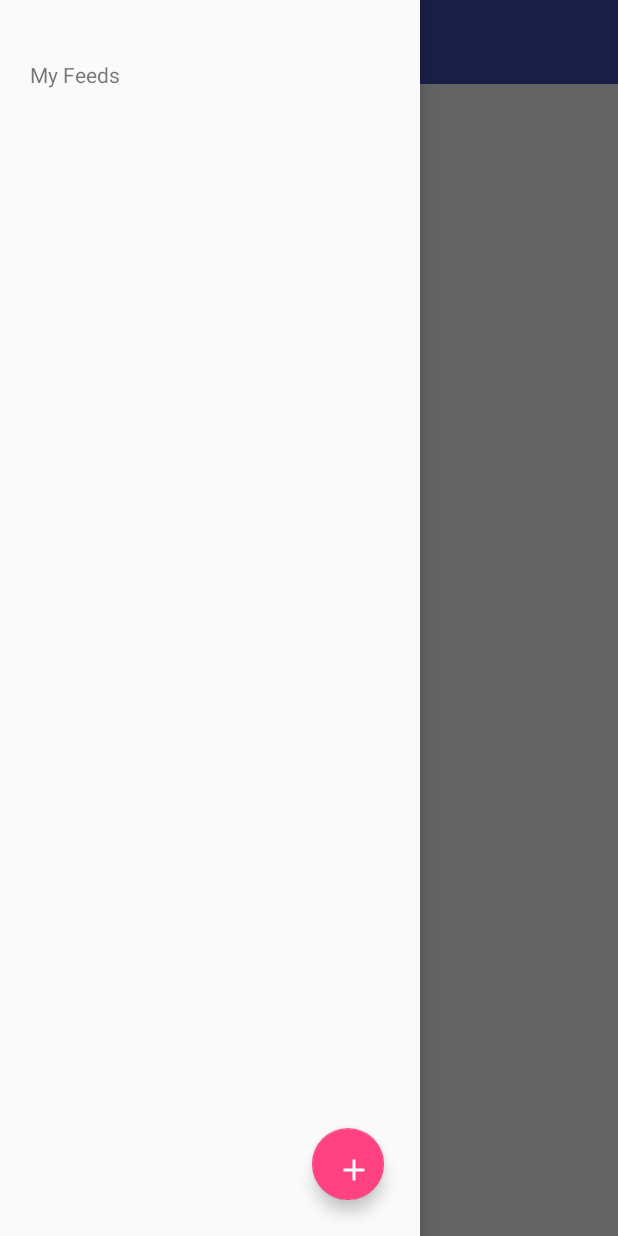
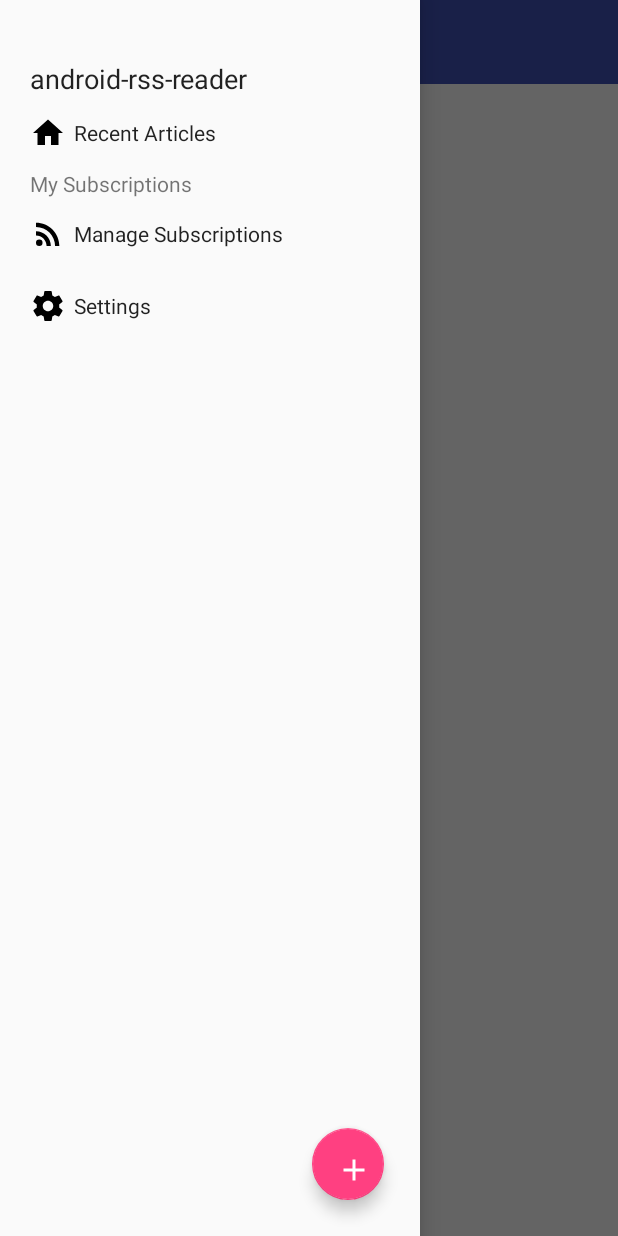
Before and after one commit to haakonleg/android-rss-reader, an Android app: the screen it shows after launch (HomeActivity), with the side drawer open, on a phone screen of 412 x 824 dp. Run offline under Robolectric (Android 15) with nearby library versions, the phone set to English and light mode, and no system bars; our stand-ins replace Room's generated code.

Commit message:
Added preferences where user can select max number of articles to display/store per feed.

```diff
--- a/app/build.gradle
+++ b/app/build.gradle
@@ -35,6 +35,7 @@ dependencies {
     implementation 'com.android.support:recyclerview-v7:27.1.0'
     implementation 'com.android.support:cardview-v7:27.1.0'
     implementation 'com.android.support:animated-vector-drawable:27.1.0'
+    implementation 'com.android.support:preference-v7:27.1.0'
     // Room (use 1.1.0-alpha3 for latest alpha)
     implementation "android.arch.persistence.room:runtime:1.0.0"
     annotationProcessor "android.arch.persistence.room:compiler:1.0.0"
--- /dev/null
+++ b/app/src/main/java/hakkon/android_rss_reader/NavRecyclerAdapter.java
@@ -0,0 +1,172 @@
+package hakkon.android_rss_reader;
+
+import android.app.Activity;
+import android.support.annotation.NonNull;
+import android.support.v7.widget.RecyclerView;
+import android.util.Log;
+import android.view.LayoutInflater;
+import android.view.View;
+import android.view.ViewGroup;
+import android.widget.Button;
+import android.widget.ImageView;
+import android.widget.TextView;
+
+import java.util.ArrayList;
+import java.util.List;
+
+import hakkon.android_rss_reader.feed.Feed;
+import hakkon.android_rss_reader.tasks.GetBitmap;
+
+public class NavRecyclerAdapter extends RecyclerView.Adapter<RecyclerView.ViewHolder> {
+    private static final int TYPE_HEADER = 1;
+    private static final int TYPE_FEED = 2;
+    private static final int TYPE_FOOTER = 3;
+
+    Activity activity;
+    private List<Feed> items;
+    private OnItemClicked listener;
+
+    public NavRecyclerAdapter(Activity activity, OnItemClicked listener) {
+        super();
+        this.activity = activity;
+        this.items = new ArrayList<>();
+        this.listener = listener;
+    }
+
+    public void addFeed(Feed item) {
+        this.items.add(item);
+        this.notifyItemInserted(getItemCount() - 1);
+    }
+
+    public Feed getFeed(int position) {
+        return this.items.get(position);
+    }
+
+    @NonNull
+    @Override
+    public RecyclerView.ViewHolder onCreateViewHolder(@NonNull ViewGroup parent, int viewType) {
+        LayoutInflater inflater = LayoutInflater.from(this.activity);
+
+        switch (viewType) {
+            case TYPE_HEADER:
+                View headerView = inflater.inflate(R.layout.nav_header_view, parent, false);
+                return new ViewHolderHeader(headerView);
+            case TYPE_FOOTER:
+                View footerView = inflater.inflate(R.layout.nav_footer_view, parent, false);
+                return new ViewHolderFooter(footerView);
+            case TYPE_FEED:
+                View feedView = inflater.inflate(R.layout.nav_item_view, parent, false);
+                return new ViewHolderFeed(feedView);
+            default:
+                Log.e("NavRecyclerAdapter", "Got invalid viewType " + Integer.toString(viewType));
+                return new ViewHolderFeed(null);
+        }
+    }
+
+    @Override
+    public void onBindViewHolder(@NonNull RecyclerView.ViewHolder holder, int position) {
+        int viewType = holder.getItemViewType();
+
+        switch (viewType) {
+            case TYPE_HEADER:
+                bindHeader((ViewHolderHeader) holder);
+                break;
+            case TYPE_FEED:
+                bindFeed((ViewHolderFeed) holder, position - 1);
+                break;
+            case TYPE_FOOTER:
+                bindFooter((ViewHolderFooter) holder);
+                break;
+        }
+    }
+
+    private void bindHeader(ViewHolderHeader holder) {
+        holder.homeBtn.setOnClickListener((v) -> {
+            this.listener.onClickButton(holder.homeBtn.getId());
+        });
+    }
+
+    private void bindFooter(ViewHolderFooter holder) {
+        holder.manageBtn.setOnClickListener((v) -> {
+            this.listener.onClickButton(holder.manageBtn.getId());
+        });
+        holder.settingsBtn.setOnClickListener((v) -> {
+            this.listener.onClickButton(holder.settingsBtn.getId());
+        });
+    }
+
+    private void bindFeed(ViewHolderFeed holder, int position) {
+        Feed item = this.items.get(position);
+
+        String imageUrl = item.getImage();
+        if (!imageUrl.isEmpty()) {
+            GetBitmap bitmapTask = new GetBitmap(this.activity, imageUrl, (error, bitmap) -> {
+                if (bitmap != null)
+                    holder.feedImg.setImageBitmap(bitmap);
+                else
+                    holder.feedImg.setImageDrawable(this.activity.getDrawable(R.drawable.ic_rss_feed_24dp));
+            });
+            ThreadPool.getInstance().execute(bitmapTask);
+        }
+
+        holder.titleTxt.setText(item.getTitle());
+        holder.view.setOnClickListener((v) -> this.listener.onClickFeed(position));
+    }
+
+    @Override
+    public int getItemViewType(int position) {
+        if (position == 0)
+            return TYPE_HEADER;
+        else if (position == getItemCount() - 1)
+            return TYPE_FOOTER;
+        else
+            return TYPE_FEED;
+    }
+
+    @Override
+    public int getItemCount() {
+        return items.size() + 2;
+    }
+
+    class ViewHolderHeader extends RecyclerView.ViewHolder {
+        View view;
+        Button homeBtn;
+
+        ViewHolderHeader(View view) {
+            super(view);
+            this.view = view;
+            homeBtn = view.findViewById(R.id.nav_home_btn);
+        }
+    }
+
+    class ViewHolderFooter extends RecyclerView.ViewHolder {
+        View view;
+        Button manageBtn;
+        Button settingsBtn;
+
+        ViewHolderFooter(View view) {
+            super(view);
+            this.view = view;
+            manageBtn = view.findViewById(R.id.nav_manage_btn);
+            settingsBtn = view.findViewById(R.id.nav_settings_btn);
+        }
+    }
+
+    class ViewHolderFeed extends RecyclerView.ViewHolder {
+        View view;
+        ImageView feedImg;
+        TextView titleTxt;
+
+        ViewHolderFeed(View view) {
+            super(view);
+            this.view = view;
+            feedImg = view.findViewById(R.id.icon_img);
+            titleTxt = view.findViewById(R.id.title_txt);
+        }
+    }
+
+    public interface OnItemClicked {
+        void onClickButton(int button);
+        void onClickFeed(int position);
+    }
+}
--- a/app/src/main/java/hakkon/android_rss_reader/feed/Feed.java
+++ b/app/src/main/java/hakkon/android_rss_reader/feed/Feed.java
@@ -50,7 +50,7 @@ public class Feed implements Parcelable {
         this.updated = -1;
     }
 
-    /*public void addItem(FeedItem item) {
+    /*public void addFeed(FeedItem item) {
         this.feedItems.add(item);
     }*/
 
--- a/app/src/main/java/hakkon/android_rss_reader/feed/FeedItemDAO.java
+++ b/app/src/main/java/hakkon/android_rss_reader/feed/FeedItemDAO.java
@@ -22,6 +22,13 @@ public interface FeedItemDAO {
     @Query("SELECT item_date FROM FeedItem WHERE item_parent = :parent ORDER BY item_date DESC LIMIT 1")
     long getNewestItem(String parent);
 
+    @Query("SELECT COUNT(*) FROM FeedItem WHERE item_parent = :parent")
+    int getCount(String parent);
+
+    @Query("DELETE FROM FeedItem WHERE item_parent = :parent AND item_date IN" +
+            "(SELECT item_date FROM FeedItem WHERE item_parent = :parent ORDER BY item_date ASC LIMIT 0,:count)")
+    void deleteOldest(String parent, int count);
+
     @Insert
     void insertItems(List<FeedItem> items);
 
--- a/app/src/main/java/hakkon/android_rss_reader/feed/NavFeedListAdapter.java
+++ /dev/null
@@ -1,88 +0,0 @@
-package hakkon.android_rss_reader.feed;
-
-import android.app.Activity;
-import android.support.annotation.NonNull;
-import android.support.v7.widget.RecyclerView;
-import android.view.LayoutInflater;
-import android.view.View;
-import android.view.ViewGroup;
-import android.widget.ImageView;
-import android.widget.TextView;
-
-import java.util.ArrayList;
-import java.util.List;
-
-import hakkon.android_rss_reader.R;
-import hakkon.android_rss_reader.ThreadPool;
-import hakkon.android_rss_reader.tasks.GetBitmap;
-
-public class NavFeedListAdapter extends RecyclerView.Adapter<NavFeedListAdapter.ViewHolder> {
-    Activity activity;
-    private List<Feed> items;
-    private OnItemClicked listener;
-
-    public NavFeedListAdapter(Activity activity, OnItemClicked listener) {
-        super();
-        this.activity = activity;
-        this.items = new ArrayList<>();
-        this.listener = listener;
-    }
-
-    public void addItem(Feed item) {
-        this.items.add(item);
-        this.notifyItemInserted(this.items.size() - 1);
-    }
-
-    public Feed getItem(int position) {
-        return this.items.get(position);
-    }
-
-    @NonNull
-    @Override
-    public ViewHolder onCreateViewHolder(@NonNull ViewGroup parent, int viewType) {
-        View itemView = LayoutInflater.from(
-                parent.getContext()).inflate(R.layout.nav_item_view, parent, false);
-        return new ViewHolder(itemView);
-    }
-
-    @Override
-    public void onBindViewHolder(@NonNull ViewHolder holder, int position) {
-        Feed item = this.items.get(position);
-
-        String imageUrl = item.getImage();
-        if (!imageUrl.isEmpty()) {
-            GetBitmap bitmapTask = new GetBitmap(this.activity, imageUrl, (error, bitmap) -> {
-                if (bitmap != null)
-                    holder.feedImg.setImageBitmap(bitmap);
-                else
-                    holder.feedImg.setImageDrawable(this.activity.getDrawable(R.drawable.ic_rss_feed_24dp));
-            });
-            ThreadPool.getInstance().execute(bitmapTask);
-        }
-
-        holder.titleTxt.setText(item.getTitle());
-        holder.view.setOnClickListener((v) -> this.listener.onClick(position));
-    }
-
-    @Override
-    public int getItemCount() {
-        return items.size();
-    }
-
-    class ViewHolder extends RecyclerView.ViewHolder {
-        View view;
-        ImageView feedImg;
-        TextView titleTxt;
-
-        ViewHolder(View view) {
-            super(view);
-            this.view = view;
-            feedImg = view.findViewById(R.id.icon_img);
-            titleTxt = view.findViewById(R.id.title_txt);
-        }
-    }
-
-    public interface OnItemClicked {
-        void onClick(int position);
-    }
-}
--- /dev/null
+++ b/app/src/main/res/drawable/ic_settings_24dp.xml
@@ -0,0 +1,9 @@
+<vector xmlns:android="http://schemas.android.com/apk/res/android"
+        android:width="24dp"
+        android:height="24dp"
+        android:viewportWidth="24.0"
+        android:viewportHeight="24.0">
+    <path
+        android:fillColor="#FF000000"
+        android:pathData="M19.43,12.98c0.04,-0.32 0.07,-0.64 0.07,-0.98s-0.03,-0.66 -0.07,-0.98l2.11,-1.65c0.19,-0.15 0.24,-0.42 0.12,-0.64l-2,-3.46c-0.12,-0.22 -0.39,-0.3 -0.61,-0.22l-2.49,1c-0.52,-0.4 -1.08,-0.73 -1.69,-0.98l-0.38,-2.65C14.46,2.18 14.25,2 14,2h-4c-0.25,0 -0.46,0.18 -0.49,0.42l-0.38,2.65c-0.61,0.25 -1.17,0.59 -1.69,0.98l-2.49,-1c-0.23,-0.09 -0.49,0 -0.61,0.22l-2,3.46c-0.13,0.22 -0.07,0.49 0.12,0.64l2.11,1.65c-0.04,0.32 -0.07,0.65 -0.07,0.98s0.03,0.66 0.07,0.98l-2.11,1.65c-0.19,0.15 -0.24,0.42 -0.12,0.64l2,3.46c0.12,0.22 0.39,0.3 0.61,0.22l2.49,-1c0.52,0.4 1.08,0.73 1.69,0.98l0.38,2.65c0.03,0.24 0.24,0.42 0.49,0.42h4c0.25,0 0.46,-0.18 0.49,-0.42l0.38,-2.65c0.61,-0.25 1.17,-0.59 1.69,-0.98l2.49,1c0.23,0.09 0.49,0 0.61,-0.22l2,-3.46c0.12,-0.22 0.07,-0.49 -0.12,-0.64l-2.11,-1.65zM12,15.5c-1.93,0 -3.5,-1.57 -3.5,-3.5s1.57,-3.5 3.5,-3.5 3.5,1.57 3.5,3.5 -1.57,3.5 -3.5,3.5z"/>
+</vector>
--- a/app/src/main/res/layout/activity_home.xml
+++ b/app/src/main/res/layout/activity_home.xml
@@ -36,10 +36,26 @@
         android:layout_gravity="start"
         android:fitsSystemWindows="true">
 
-        <include layout="@layout/nav_view"
+        <android.support.v7.widget.RecyclerView
+            android:id="@+id/nav_feeds_list"
             android:layout_width="match_parent"
             android:layout_height="match_parent"
-            android:layout_marginTop="20dp"/>
+            android:layout_marginTop="20dp"
+            android:padding="20dp"
+            app:layoutManager="LinearLayoutManager"
+            tools:listitem="@layout/nav_item_view" />
+
+        <android.support.design.widget.FloatingActionButton
+            android:id="@+id/nav_add_feed_btn"
+            android:layout_width="48dp"
+            android:layout_height="48dp"
+            android:layout_gravity="end|bottom"
+            android:clickable="true"
+            android:focusable="true"
+            android:scaleType="fitXY"
+            android:src="@drawable/ic_add_24dp"
+            app:srcCompat="@drawable/ic_add_24dp"
+            android:layout_margin="24dp"/>
 
     </android.support.design.widget.NavigationView>
 
--- /dev/null
+++ b/app/src/main/res/layout/nav_footer_view.xml
@@ -0,0 +1,29 @@
+<?xml version="1.0" encoding="utf-8"?>
+<LinearLayout xmlns:android="http://schemas.android.com/apk/res/android"
+    android:orientation="vertical"
+    android:layout_width="match_parent"
+    android:layout_height="wrap_content">
+
+    <Button
+        android:id="@+id/nav_manage_btn"
+        android:layout_width="match_parent"
+        android:layout_height="wrap_content"
+        android:background="?android:attr/selectableItemBackground"
+        android:drawableStart="@drawable/ic_rss_feed_24dp"
+        android:drawablePadding="5dp"
+        android:text="@string/nav_manage_subscriptions"
+        android:textAlignment="textStart"
+        android:textAppearance="@android:style/TextAppearance.Material" />
+
+    <Button
+        android:id="@+id/nav_settings_btn"
+        android:layout_width="match_parent"
+        android:layout_height="wrap_content"
+        android:background="?android:attr/selectableItemBackground"
+        android:drawableStart="@drawable/ic_settings_24dp"
+        android:drawablePadding="5dp"
+        android:text="@string/nav_settings"
+        android:textAlignment="textStart"
+        android:textAppearance="@android:style/TextAppearance.Material" />
+
+</LinearLayout>
--- /dev/null
+++ b/app/src/main/res/layout/nav_header_view.xml
@@ -0,0 +1,31 @@
+<?xml version="1.0" encoding="utf-8"?>
+<LinearLayout
+    xmlns:android="http://schemas.android.com/apk/res/android"
+    android:layout_width="match_parent"
+    android:layout_height="wrap_content"
+    android:orientation="vertical">
+
+    <TextView
+        android:layout_width="wrap_content"
+        android:layout_height="wrap_content"
+        android:textAppearance="@android:style/TextAppearance.Material"
+        android:textSize="18sp"
+        android:text="@string/app_name"/>
+
+    <Button
+        android:id="@+id/nav_home_btn"
+        android:layout_width="match_parent"
+        android:layout_height="wrap_content"
+        android:background="?android:attr/selectableItemBackground"
+        android:drawableStart="@drawable/ic_home_24dp"
+        android:drawablePadding="5dp"
+        android:text="@string/nav_recent_articles"
+        android:textAlignment="textStart"
+        android:textAppearance="@android:style/TextAppearance.Material" />
+
+    <TextView
+        android:layout_width="wrap_content"
+        android:layout_height="wrap_content"
+        android:text="@string/nav_my_subscriptions" />
+
+</LinearLayout>
--- a/app/src/main/res/layout/nav_view.xml
+++ /dev/null
@@ -1,41 +0,0 @@
-<?xml version="1.0" encoding="utf-8"?>
-<FrameLayout xmlns:android="http://schemas.android.com/apk/res/android"
-    xmlns:app="http://schemas.android.com/apk/res-auto"
-    android:layout_width="match_parent"
-    android:layout_height="match_parent"
-    xmlns:tools="http://schemas.android.com/tools">
-
-    <RelativeLayout
-        android:layout_width="match_parent"
-        android:layout_height="match_parent"
-        android:layout_margin="20dp">
-
-        <TextView
-            android:id="@+id/nav_feeds_txt"
-            android:layout_width="wrap_content"
-            android:layout_height="wrap_content"
-            android:text="@string/nav_feeds"
-            android:layout_marginBottom="10dp"/>
-
-        <android.support.v7.widget.RecyclerView
-            android:id="@+id/nav_feeds_list"
-            android:layout_width="match_parent"
-            android:layout_height="match_parent"
-            android:layout_below="@id/nav_feeds_txt"
-            app:layoutManager="LinearLayoutManager"
-            tools:listitem="@layout/nav_item_view" />
-
-    </RelativeLayout>
-
-    <android.support.design.widget.FloatingActionButton
-        android:id="@+id/nav_add_feed_btn"
-        android:layout_width="48dp"
-        android:layout_height="48dp"
-        android:layout_gravity="end|bottom"
-        android:clickable="true"
-        android:focusable="true"
-        android:scaleType="fitXY"
-        android:src="@drawable/ic_add_24dp"
-        app:srcCompat="@drawable/ic_add_24dp"
-        android:layout_margin="24dp"/>
-</FrameLayout>
--- a/app/src/main/res/values/strings.xml
+++ b/app/src/main/res/values/strings.xml
@@ -1,10 +1,23 @@
 <resources>
     <string name="app_name">android-rss-reader</string>
 
-    <string name="nav_home">Home</string>
-    <string name="nav_feeds">My Feeds</string>
+    <string name="nav_recent_articles">Recent Articles</string>
+    <string name="nav_my_subscriptions">My Subscriptions</string>
+    <string name="nav_manage_subscriptions">Manage Subscriptions</string>
+    <string name="nav_settings">Settings</string>
 
     <string name="popup_text">URL to RSS/Atom feed</string>
     <string name="popup_placeholder">URL</string>
     <string name="popup_add">Add</string>
+
+    <string name="pref_feeds">Feeds</string>
+    <string name="pref_max_articles_title">Number of Articles</string>
+    <string name="pref_max_articles_summary">Select the max number of articles to display per feed</string>
+    <string-array name="pref_max_articles_entries">
+        <item>25</item>
+        <item>50</item>
+        <item>75</item>
+        <item>100</item>
+    </string-array>
+    <string name="pref_max_articles_default">25</string>
 </resources>
--- a/app/src/main/res/values/styles.xml
+++ b/app/src/main/res/values/styles.xml
@@ -4,6 +4,7 @@
         <item name="colorPrimary">@color/colorPrimary</item>
         <item name="colorPrimaryDark">@color/colorPrimaryDark</item>
         <item name="colorAccent">@color/colorAccent</item>
+        <item name="preferenceTheme">@style/PreferenceThemeOverlay.v14.Material</item>
     </style>
 
     <style name="dialog" parent="Theme.AppCompat.Light.Dialog">
--- /dev/null
+++ b/app/src/main/res/xml/preferences.xml
@@ -0,0 +1,15 @@
+<?xml version="1.0" encoding="utf-8"?>
+<PreferenceScreen xmlns:android="http://schemas.android.com/apk/res/android">
+    <PreferenceCategory
+        android:title="@string/pref_feeds">
+
+        <ListPreference
+            android:key="max_articles"
+            android:title="@string/pref_max_articles_title"
+            android:summary="@string/pref_max_articles_summary"
+            android:entries="@array/pref_max_articles_entries"
+            android:entryValues="@array/pref_max_articles_entries"
+            android:defaultValue="@string/pref_max_articles_default"/>
+
+    </PreferenceCategory>
+</PreferenceScreen>
```
Also changed, not shown: app/src/main/java/hakkon/android_rss_reader/HomeActivity.java (+45 -19 lines), app/src/main/java/hakkon/android_rss_reader/SettingsFragment.java (added, +15 -0 lines), app/src/main/java/hakkon/android_rss_reader/tasks/FeedParser.java (+15 -0 lines), app/src/main/res/layout/nav_category_view.xml (added, +12 -0 lines).
